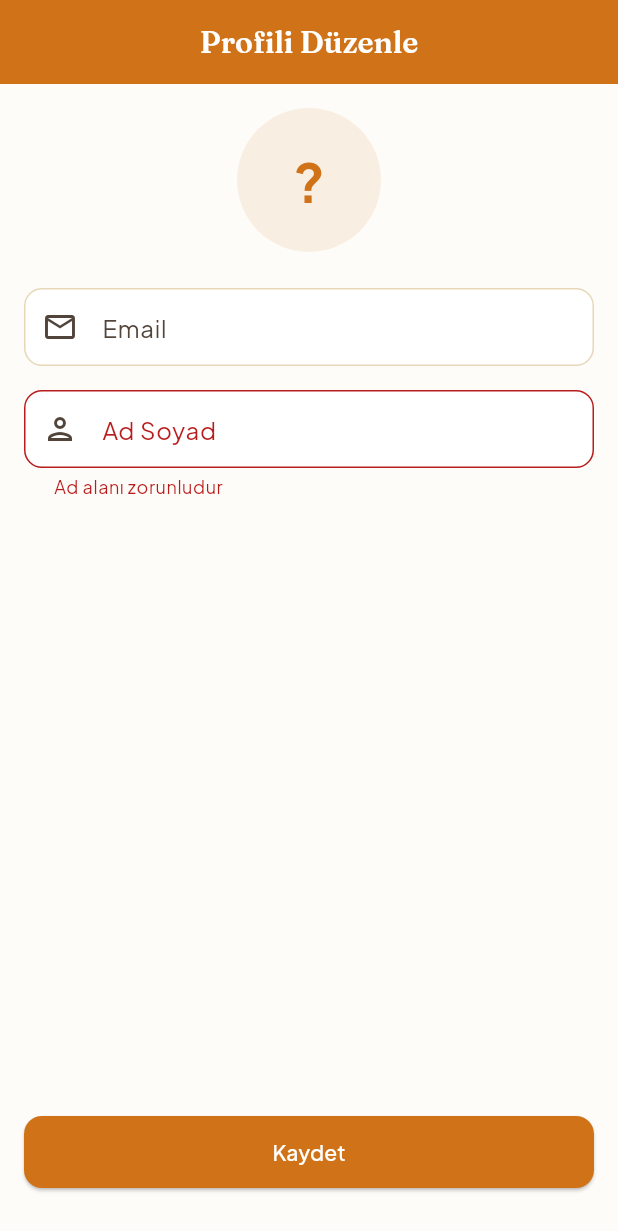
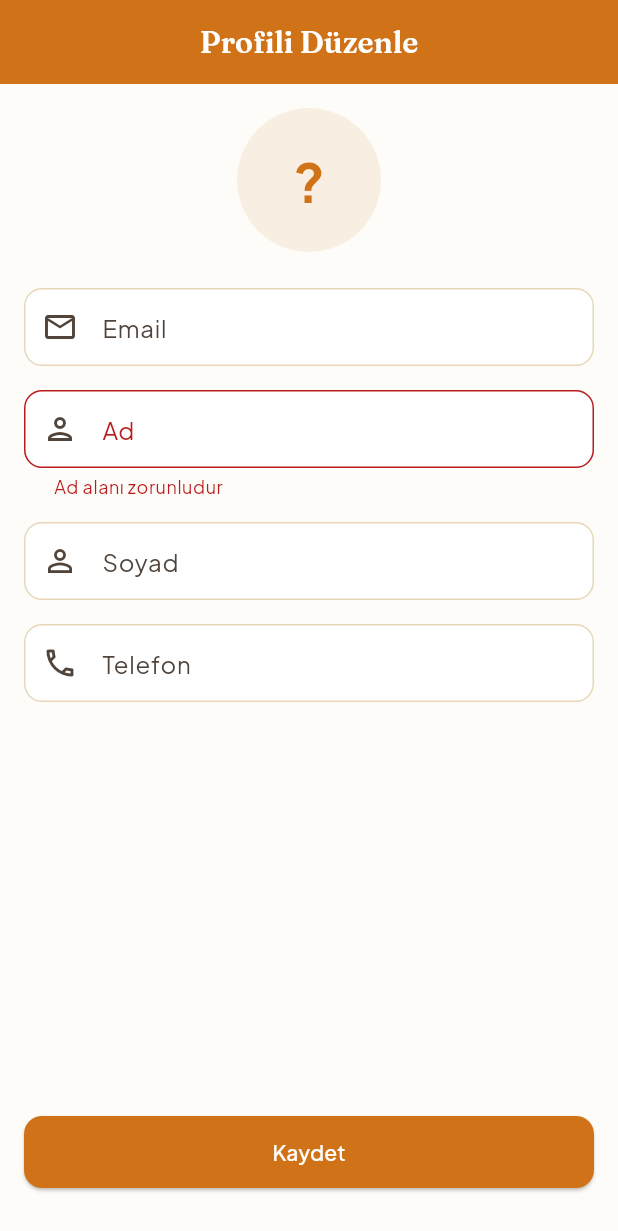
Before and after one commit to omerkoc09/helal-yemek-mobile, a Flutter app: the EditProfileScreen screen opened by its route, after a tap on "Kaydet", on a phone screen of 412 x 824 dp. Shown: the top 1231 px of the screen. Run offline on Flutter 3.47's test engine with Material 3 defaults, Android fonts, the phone set to English and light mode, and no system bars; our stand-ins replace dio, flutter_riverpod, flutter_secure_storage, flutter_svg, freezed_annotation, geocoding and 6 more; accounts and stored records are empty.

Commit message:
feat(mobile): profil düzenlemeye soyad + telefon alanları ekle

```diff
--- a/mobile/lib/features/profile/providers/profile_provider.dart
+++ b/mobile/lib/features/profile/providers/profile_provider.dart
@@ -193,16 +193,23 @@ class EditProfileNotifier extends Notifier<EditProfileState> {
   @override
   EditProfileState build() => const EditProfileState();
 
-  Future<void> updateProfile({required String name}) async {
+  Future<void> updateProfile({
+    required String name,
+    String? surname,
+    String? phone,
+  }) async {
     state = state.copyWith(isLoading: true, error: null, isSuccess: false);
     try {
       final apiClient = ref.read(apiClientProvider);
       final response = await apiClient.put(
         ApiEndpoints.updateProfile,
-        data: {'name': name},
+        data: {
+          'name': name,
+          if (surname case String s) 'surname': s,
+          if (phone case String p) 'phone': p,
+        },
       );
-      final user =
-          User.fromJson(response.data as Map<String, dynamic>);
+      final user = User.fromJson(response.data as Map<String, dynamic>);
       ref.read(authProvider.notifier).updateUser(user);
       state = state.copyWith(isLoading: false, isSuccess: true);
     } catch (e) {
--- a/mobile/lib/features/profile/screens/edit_profile_screen.dart
+++ b/mobile/lib/features/profile/screens/edit_profile_screen.dart
@@ -16,17 +16,23 @@ class EditProfileScreen extends ConsumerStatefulWidget {
 class _EditProfileScreenState extends ConsumerState<EditProfileScreen> {
   final _formKey = GlobalKey<FormState>();
   late final TextEditingController _nameController;
+  late final TextEditingController _surnameController;
+  late final TextEditingController _phoneController;
 
   @override
   void initState() {
     super.initState();
     final user = ref.read(authProvider).user;
     _nameController = TextEditingController(text: user?.name ?? '');
+    _surnameController = TextEditingController(text: user?.surname ?? '');
+    _phoneController = TextEditingController(text: user?.phone ?? '');
   }
 
   @override
   void dispose() {
     _nameController.dispose();
+    _surnameController.dispose();
+    _phoneController.dispose();
     super.dispose();
   }
 
@@ -35,6 +41,12 @@ class _EditProfileScreenState extends ConsumerState<EditProfileScreen> {
 
     ref.read(editProfileProvider.notifier).updateProfile(
           name: _nameController.text.trim(),
+          surname: _surnameController.text.trim().isEmpty
+              ? null
+              : _surnameController.text.trim(),
+          phone: _phoneController.text.trim().isEmpty
+              ? null
+              : _phoneController.text.trim(),
         );
   }
 
@@ -103,7 +115,7 @@ class _EditProfileScreenState extends ConsumerState<EditProfileScreen> {
               TextFormField(
                 controller: _nameController,
                 decoration: const InputDecoration(
-                  labelText: 'Ad Soyad',
+                  labelText: 'Ad',
                   prefixIcon: Icon(Icons.person_outlined),
                 ),
                 validator: (value) {
@@ -112,6 +124,46 @@ class _EditProfileScreenState extends ConsumerState<EditProfileScreen> {
                   }
                   if (value.trim().length < 2) {
                     return 'Ad en az 2 karakter olmalıdır';
+                  }
+                  return null;
+                },
+                textInputAction: TextInputAction.next,
+              ),
+              const SizedBox(height: 16),
+
+              // Soyad (opsiyonel)
+              TextFormField(
+                controller: _surnameController,
+                decoration: const InputDecoration(
+                  labelText: 'Soyad',
+                  prefixIcon: Icon(Icons.person_outline),
+                ),
+                validator: (value) {
+                  final v = value?.trim() ?? '';
+                  if (v.isNotEmpty && v.length < 2) {
+                    return 'Soyad en az 2 karakter olmalıdır';
+                  }
+                  return null;
+                },
+                textInputAction: TextInputAction.next,
+              ),
+              const SizedBox(height: 16),
+
+              // Telefon (opsiyonel)
+              TextFormField(
+                controller: _phoneController,
+                keyboardType: TextInputType.phone,
+                decoration: const InputDecoration(
+                  labelText: 'Telefon',
+                  prefixIcon: Icon(Icons.phone_outlined),
+                  hintText: '5XX XXX XX XX',
+                ),
+                validator: (value) {
+                  final v = value?.trim() ?? '';
+                  if (v.isEmpty) return null;
+                  final digits = v.replaceAll(RegExp(r'[^0-9]'), '');
+                  if (digits.length < 10 || digits.length > 13) {
+                    return 'Geçerli bir telefon numarası girin';
                   }
                   return null;
                 },
--- a/mobile/lib/features/profile/screens/profile_screen.dart
+++ b/mobile/lib/features/profile/screens/profile_screen.dart
@@ -134,7 +134,7 @@ class _ProfileHeader extends StatelessWidget {
         ),
         const SizedBox(height: 12),
         Text(
-          user.name,
+          '${user.name}${user.surname != null && user.surname!.isNotEmpty ? ' ${user.surname}' : ''}',
           style: const TextStyle(
             fontSize: 22,
             fontWeight: FontWeight.bold,
```
